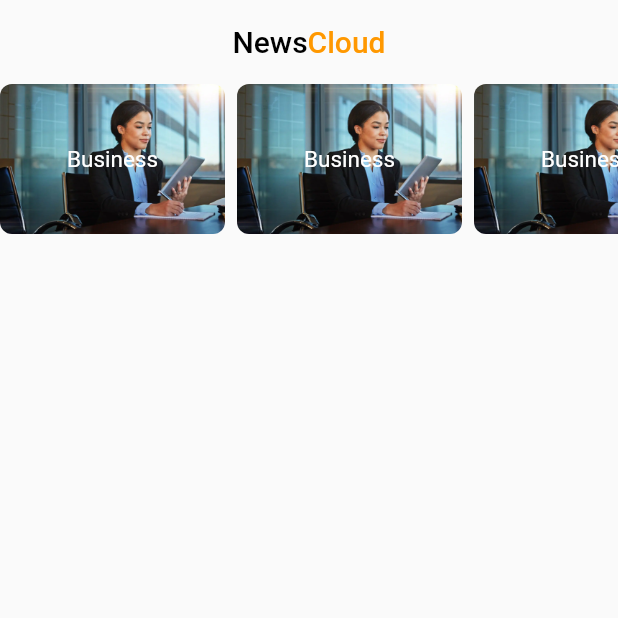
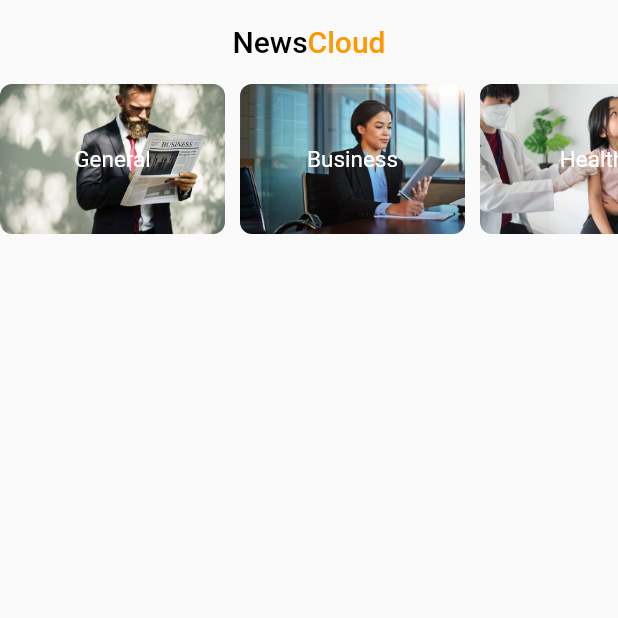
Before and after one commit to ImadDz-7/News-App, a Flutter app: the screen it shows after launch, on a phone screen of 412 x 824 dp, the top half of it. Run offline on Flutter 3.47's test engine with Material 2 defaults, Android fonts, the phone set to English and light mode, and no system bars.

```diff
--- a/lib/widgets/categories_list_view.dart
+++ b/lib/widgets/categories_list_view.dart
@@ -1,8 +1,12 @@
 import 'package:flutter/material.dart';
+import 'package:news_app/constants.dart';
+import 'package:news_app/models/category_model.dart';
 import 'package:news_app/widgets/category_card.dart';
 
 class CategoriesListView extends StatelessWidget {
   const CategoriesListView({super.key});
+
+  final List<CategoryModel> categories = kCategoriesList;
 
   @override
   Widget build(BuildContext context) {
@@ -11,9 +15,11 @@ class CategoriesListView extends StatelessWidget {
       child: ListView.builder(
         scrollDirection: Axis.horizontal,
         physics: const BouncingScrollPhysics(),
-        itemCount: 10,
+        itemCount: categories.length,
         itemBuilder: ((context, index) {
-          return CategoryCard();
+          return CategoryCard(
+            category: categories[index],
+          );
         }),
       ),
     );
--- a/lib/widgets/category_card.dart
+++ b/lib/widgets/category_card.dart
@@ -1,28 +1,34 @@
 import 'package:flutter/material.dart';
+import 'package:news_app/models/category_model.dart';
 
 class CategoryCard extends StatelessWidget {
   const CategoryCard({
     Key? key,
+    required this.category,
   }) : super(key: key);
+
+  final CategoryModel category;
 
   @override
   Widget build(BuildContext context) {
     return Container(
-
       width: 150,
       height: 100,
-      margin: const EdgeInsets.only(right: 8),
+      margin: const EdgeInsets.only(right: 10),
       decoration: BoxDecoration(
         image: DecorationImage(
-          image: AssetImage('assets/business1.webp'),
+          image: AssetImage(category.image),
           fit: BoxFit.fill,
         ),
         borderRadius: BorderRadius.circular(8),
       ),
       child: Center(
         child: Text(
-          'Business',
-          style: TextStyle(color: Colors.white, fontSize: 15,),
+          category.categoryName,
+          style: const TextStyle(
+            color: Colors.white,
+            fontSize: 15,
+          ),
         ),
       ),
     );
```
